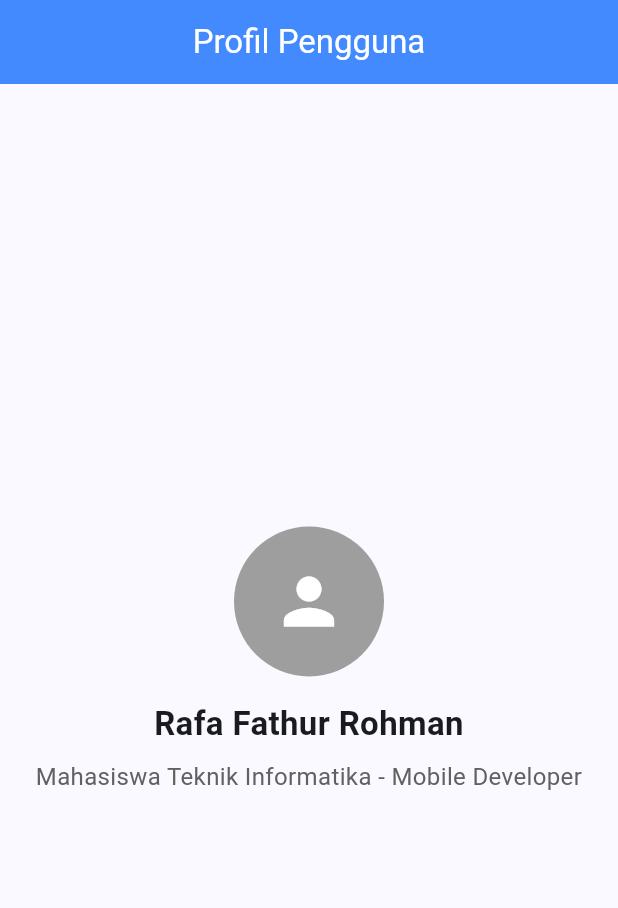
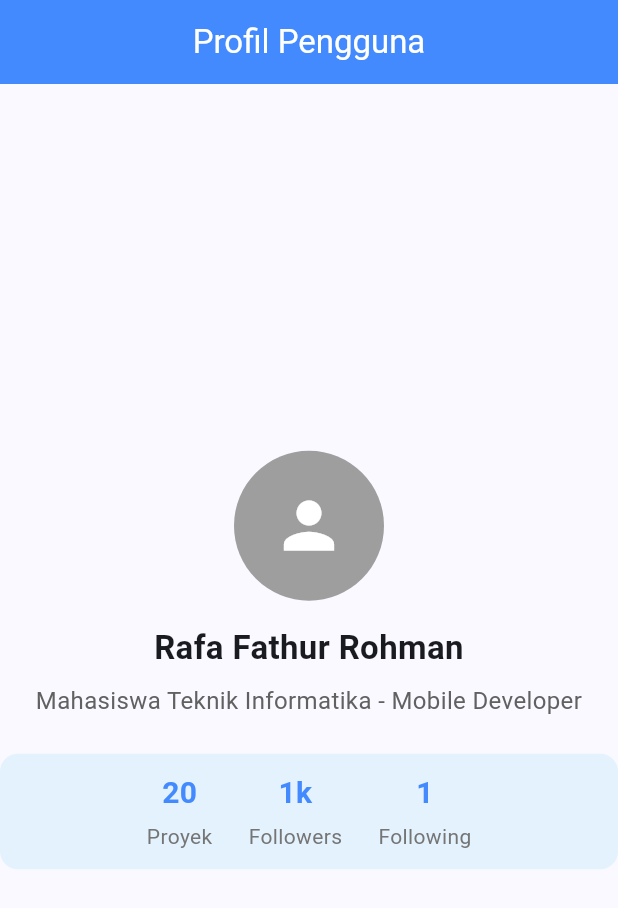
Before and after one commit to rapp-afk/Tugas_latihan_flutt5, a Flutter app: the screen it shows after launch, on a phone screen of 412 x 824 dp. Shown: the top 908 px of the screen. Run offline on Flutter 3.47's test engine with Material 3 defaults, Android fonts, the phone set to English and light mode, and no system bars.

Commit message:
feat: integrasi section statistik di profil

```diff
--- a/lib/profile_page.dart
+++ b/lib/profile_page.dart
@@ -22,6 +22,74 @@ class ProfilePage extends StatelessWidget {
             const ProfileAvatar(),
             const SizedBox(height: 16),
             ProfileInfo(userName: userName, role: role),
+            const SizedBox(height: 24),
+
+            // Hari 2 : Komponen Statistik
+            Container(
+              padding: const EdgeInsets.symmetric(vertical: 12),
+              decoration: BoxDecoration(
+                color: Colors.blue[50],
+                borderRadius: BorderRadius.circular(12),
+              ),
+              child: Row(
+                mainAxisAlignment: MainAxisAlignment.center,
+                children: [
+                  Column(
+                    children: [
+                      const Text(
+                        '20',
+                        style: TextStyle(
+                          fontSize: 20,
+                          fontWeight: FontWeight.bold,
+                          color: Colors.blueAccent,
+                        ),
+                      ),
+                      const SizedBox(height: 4),
+                      Text(
+                        'Proyek',
+                        style: TextStyle(fontSize: 14, color: Colors.grey[600]),
+                      ),
+                    ],
+                  ),
+                  const SizedBox(width: 24),
+                  Column(
+                    children: [
+                      const Text(
+                        '1k',
+                        style: TextStyle(
+                          fontSize: 20,
+                          fontWeight: FontWeight.bold,
+                          color: Colors.blueAccent,
+                        ),
+                      ),
+                      const SizedBox(height: 4),
+                      Text(
+                        'Followers',
+                        style: TextStyle(fontSize: 14, color: Colors.grey[600]),
+                      ),
+                    ],
+                  ),
+                  const SizedBox(width: 24),
+                  Column(
+                    children: [
+                      const Text(
+                        '1',
+                        style: TextStyle(
+                          fontSize: 20,
+                          fontWeight: FontWeight.bold,
+                          color: Colors.blueAccent,
+                        ),
+                      ),
+                      const SizedBox(height: 4),
+                      Text(
+                        'Following',
+                        style: TextStyle(fontSize: 14, color: Colors.grey[600]),
+                      ),
+                    ],
+                  ),
+                ],
+              ),
+            ),
           ],
         ),
       ),
```
